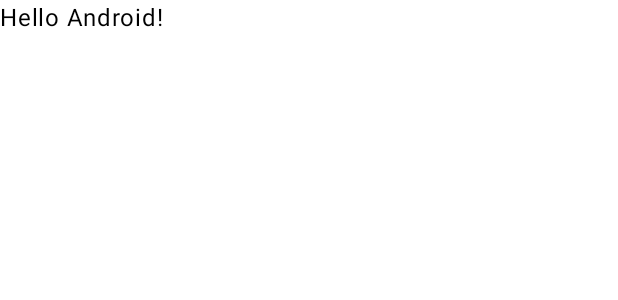
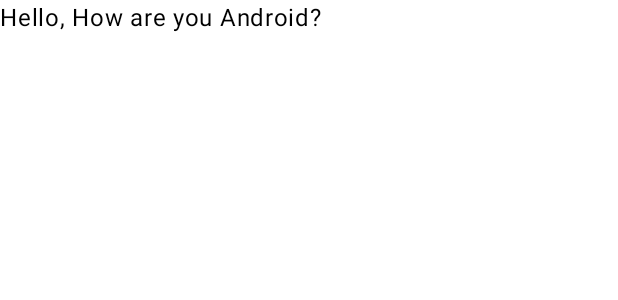
Before and after one commit to Husayn-Fakher/RemindMe, an Android app built with Jetpack Compose: the @Preview function GreetingPreview, on a phone screen of 412 x 824 dp. Shown: the top 300 px of the screen. Run offline under Robolectric (Android 15) with nearby library versions, the phone set to English and light mode, and no system bars.

Commit message:
Second Commit

```diff
--- a/app/src/main/java/com/example/september24/MainActivity.kt
+++ b/app/src/main/java/com/example/september24/MainActivity.kt
@@ -32,7 +32,7 @@ class MainActivity : ComponentActivity() {
 @Composable
 fun Greeting(name: String, modifier: Modifier = Modifier) {
     Text(
-        text = "Hello $name!",
+        text = "Hello, How are you $name?",
         modifier = modifier
     )
 }
```
